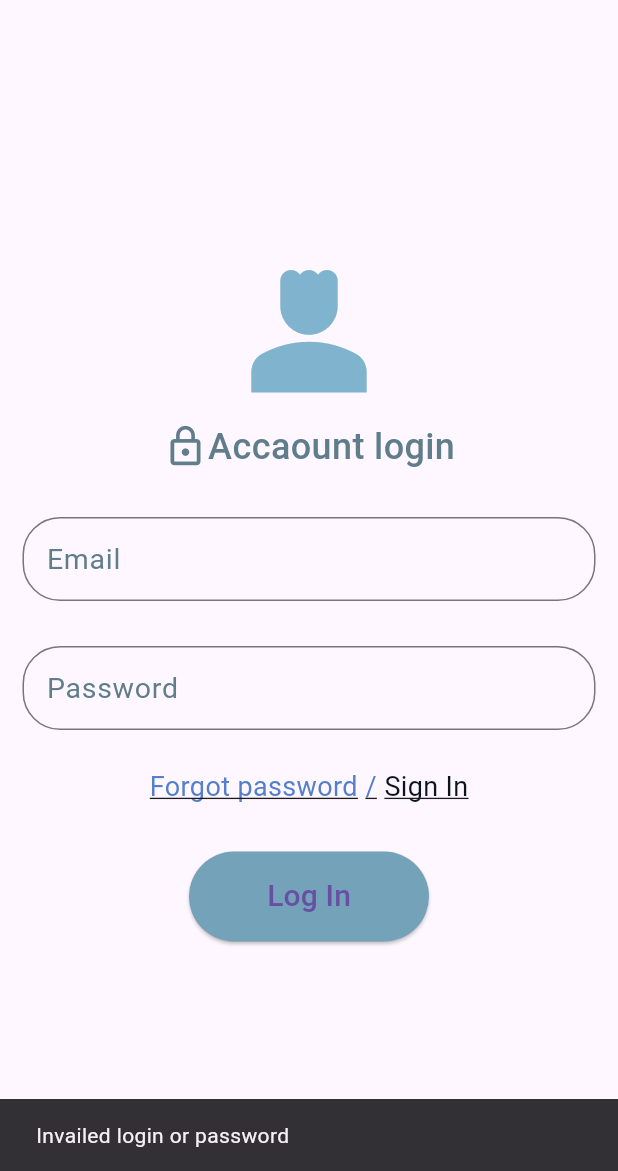
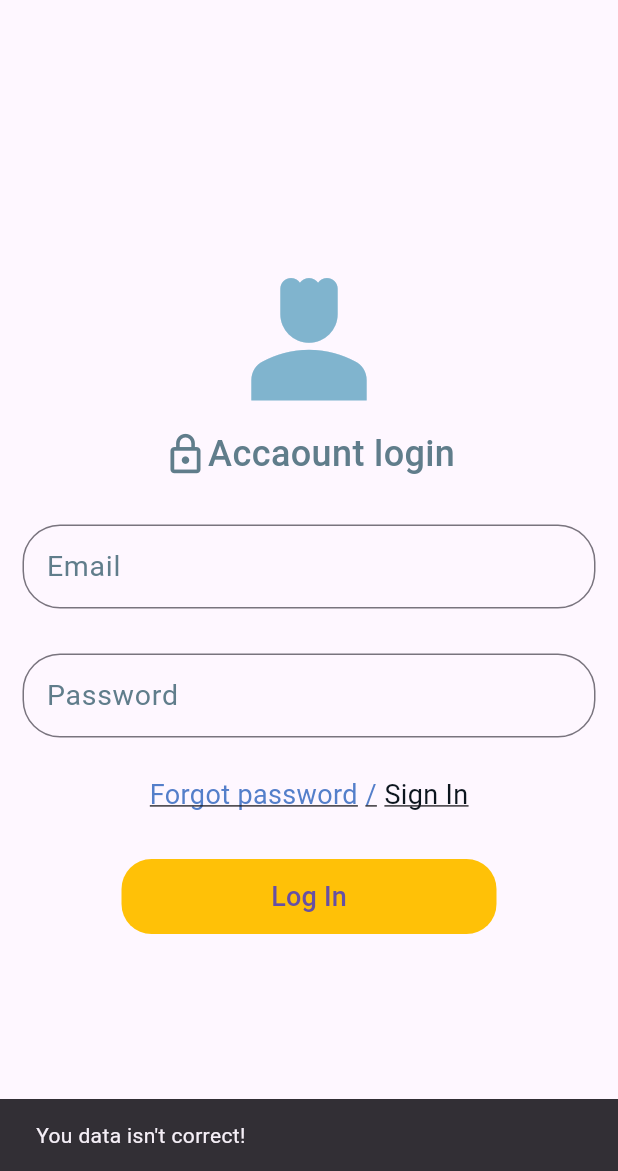
Before and after one commit to zharkynai13/Flutter-bilim, a Flutter app: the screen it shows after launch, after a tap on "Log In", on a phone screen of 412 x 824 dp, the part 65-1236 px from its top. Run offline on Flutter 3.47's test engine with Material 2 defaults, Android fonts, the phone set to English and light mode, and no system bars.

Commit message:
add TextButton

```diff
--- a/hw_4_loginpage/lib/home/home.dart
+++ b/hw_4_loginpage/lib/home/home.dart
@@ -14,22 +14,30 @@ class LoginPage extends StatefulWidget {
 }
 
 class _LoginPageState extends State<LoginPage> {
-  bool? isActive;
-  String? email;
-  String? password;
+  String? _email;
+  String? _password;
 
   void controlLogIn(String? email, String? password) {
+    int index = 0;
     for(final user in users) {
+      index++;
       if(email == user.email && password == user.password) {
-        Navigator.push(context,MaterialPageRoute(
-          builder: (context) =>  const UserPage()));
+        Navigator.push(
+          context,
+          MaterialPageRoute(
+             builder: (context) =>   UserPage(user: users,))
+             );
           break;
+      } else if
+        (index == users.length) {
+        ScaffoldMessenger.of(context).showSnackBar(
+          const SnackBar(
+            content: Text("You data isn't correct!"),
+          ),
+        );
       }
       else {
-        ScaffoldMessenger.of(context).showSnackBar(
-        const SnackBar(content:
-        Text("Invailed login or password")
-        ));
+        continue;
       }
 
     }
@@ -58,10 +66,8 @@ class _LoginPageState extends State<LoginPage> {
                padding:  const EdgeInsets.symmetric(horizontal: 15),
                child: TextField(
                 onChanged: (String? value) {
-                  email == value;
-                  setState(() {
-
-                  });
+                  _email == value;
+                  debugPrint("Value works: $value");
                 },
                 decoration: const InputDecoration(
                   border: OutlineInputBorder(borderRadius:
@@ -79,10 +85,8 @@ class _LoginPageState extends State<LoginPage> {
               padding:  const EdgeInsets.symmetric(horizontal: 15),
               child:  TextField(
                 onChanged: (String? value) {
-                 password == value;
-                 setState(() {
-
-                 });
+                 _password == value;
+                 debugPrint("Value works: $value");
 
                 },
                 decoration: const InputDecoration(
@@ -109,26 +113,42 @@ class _LoginPageState extends State<LoginPage> {
             ),
 
            const SizedBox(height: 30,),
+           Container(
+            height: 50,
+            width: 250,
+            decoration: BoxDecoration(
+              color: Colors.amber,
+              borderRadius: BorderRadius.circular(20),
+            ),
+            child: TextButton(
+              onPressed: () {
+                controlLogIn(_email, _password);
 
-            Container(
-              width: 160,
-              height: 60,
-              decoration: BoxDecoration(
-                borderRadius: BorderRadius.circular(30)
-              ),
-              child: ElevatedButton(onPressed: () {
-                    // controlLogIn(email!, password!);
-                    controlLogIn(email, password);
               },
-              style: ElevatedButton.styleFrom(
-                primary: const Color.fromARGB(255, 115, 162, 185),
-                shape: RoundedRectangleBorder(
-                  borderRadius: BorderRadius.circular(35)
-                )
+              child: const Text("Log In", style: TextStyle(
+                fontSize: 18
+              ),)
+            ),
+           )
 
-              ),
-               child: const Text("Log In", style: BtnStyle.btnStyle,)),
-            )
+            // Container(
+            //   width: 160,
+            //   height: 60,
+            //   decoration: BoxDecoration(
+            //     borderRadius: BorderRadius.circular(30)
+            //   ),
+            //   child: ElevatedButton(onPressed: () {
+            //         controlLogIn(_email, _password);
+            //   },
+            //   style: ElevatedButton.styleFrom(
+            //     primary: const Color.fromARGB(255, 115, 162, 185),
+            //     shape: RoundedRectangleBorder(
+            //       borderRadius: BorderRadius.circular(35)
+            //     )
+
+            //   ),
+            //    child: const Text("Log In", style: BtnStyle.btnStyle,)),
+            // )
 
           ],
         ),
--- a/hw_4_loginpage/lib/home/user_page.dart
+++ b/hw_4_loginpage/lib/home/user_page.dart
@@ -1,7 +1,7 @@
 import 'package:flutter/material.dart';
 
 class UserPage extends StatelessWidget {
-  const UserPage({super.key,});
+  const UserPage({super.key, required user,});
   @override
   Widget build(BuildContext context) {
     return  Scaffold(
```
Also changed, not shown: 1 other file.
